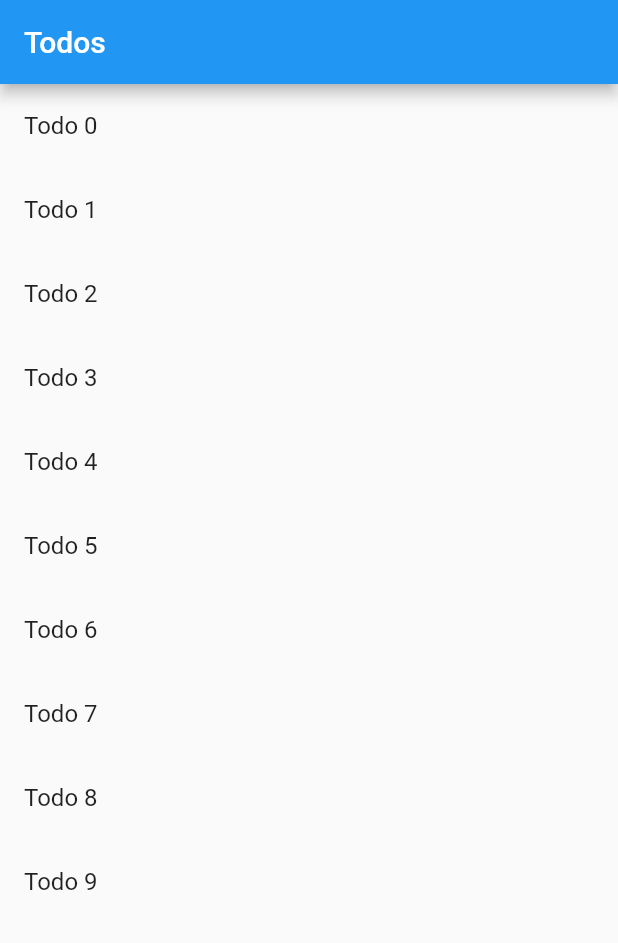
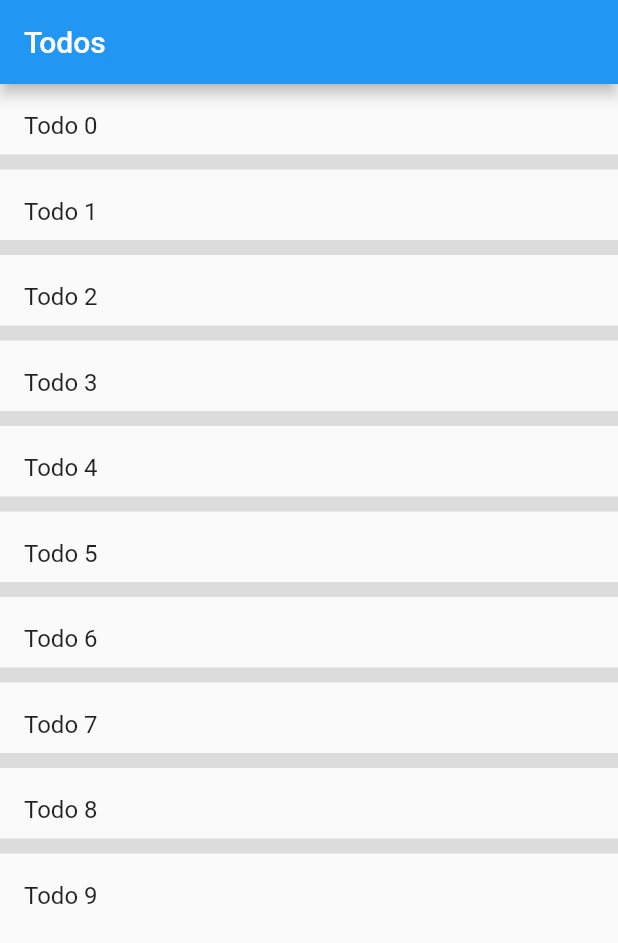
Before and after one commit to bsanderson1981/dartest, a Flutter app: the screen it shows after launch, on a phone screen of 412 x 824 dp. Shown: the top 943 px of the screen. Run offline on Flutter 3.47's test engine with Material 2 defaults, Android fonts, the phone set to English and light mode, and no system bars.

Commit message:
add line break between items

```diff
--- a/lib/main.dart
+++ b/lib/main.dart
@@ -34,8 +34,27 @@ class TodosScreen extends StatelessWidget {
       appBar: AppBar(
         title: Text('Todos'),
       ),
-      body: ListView.builder(
+
+    /*   ListView.separated(
+     itemCount: 25,
+     separatorBuilder: (BuildContext context, int index) => Divider(height: 1),
+     itemBuilder: (BuildContext context, int index) {
+       return ListTile(
+         title: Text('item $index'),
+       );
+     },
+); */
+
+
+
+
+
+
+
+
+      body: ListView.separated(
         itemCount: todos.length,
+         separatorBuilder: (BuildContext context, int index) => Divider(height: 1, thickness: 10,),
         itemBuilder: (context, index) {
           return ListTile(
             title: Text(todos[index].title),
```
